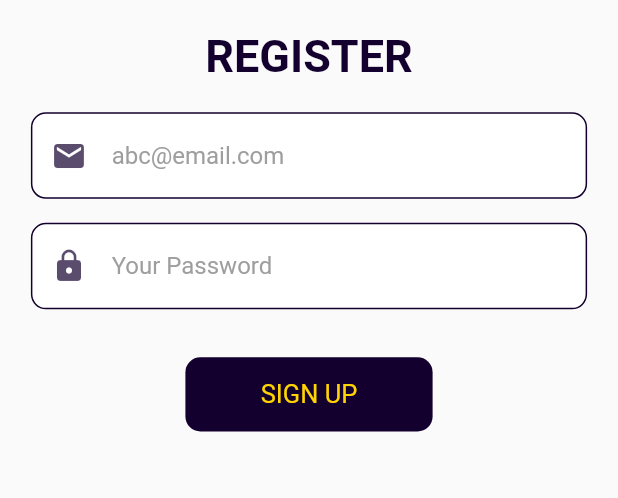
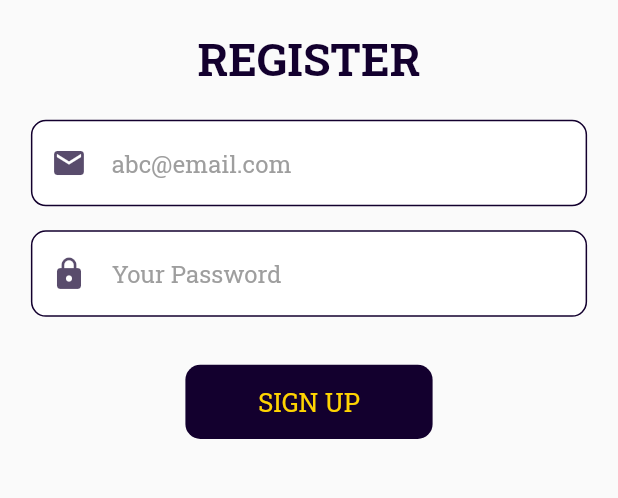
Before and after one commit to tanvir921/ToDo, a Flutter app: the screen it shows after launch, after a tap on "Create new account", on a phone screen of 412 x 824 dp, the part 455-953 px from its top. Run offline on Flutter 3.47's test engine with Material 2 defaults, Android fonts, the phone set to English and light mode, and no system bars; our stand-ins replace cloud_firestore, easy_splash_screen, firebase_auth, firebase_core, google_fonts, html_unescape and 1 more; missing offline and left inert: appbar_animated, flutter_stripe; accounts and stored records are empty.

Commit message:
added splash screem

```diff
--- a/lib/main.dart
+++ b/lib/main.dart
@@ -5,7 +5,9 @@ import 'package:provider/provider.dart';
 import 'package:firebase_auth/firebase_auth.dart';
 import 'package:todo_assignment/screens/auth/sign_in.dart';
 import 'package:todo_assignment/screens/home/home.dart';
+import 'package:todo_assignment/screens/splash/splash_screen.dart';
 import 'provider/auth_provider.dart';
+import 'package:google_fonts/google_fonts.dart';
 
 void main() async {
   WidgetsFlutterBinding.ensureInitialized();
@@ -30,38 +32,10 @@ class MyApp extends StatelessWidget {
       //theming
       theme: ThemeData(
         primaryColor: Color.fromARGB(255, 19, 0, 46),
-
+        textTheme: GoogleFonts.robotoSlabTextTheme(),
         //primarySwatch: Colors.blue,
       ),
-      home: AuthenticationWrapper(),
+      home: SplashPage(),
     );
   }
 }
-
-class AuthenticationWrapper extends StatelessWidget {
-  const AuthenticationWrapper({super.key});
-
-  @override
-  Widget build(BuildContext context) {
-    final authProvider = Provider.of<AuthProvider>(context);
-    return StreamBuilder<User?>(
-      stream: authProvider.firebaseAuth.authStateChanges(),
-      builder: (context, snapshot) {
-        if (snapshot.connectionState == ConnectionState.waiting) {
-          return Scaffold(
-            body: Center(child: CircularProgressIndicator()),
-          );
-        } else {
-          if (snapshot.hasData && snapshot.data != null) {
-            return ChangeNotifierProvider.value(
-              value: authProvider,
-              child: HomePage(),
-            );
-          } else {
-            return SignInPage();
-          }
-        }
-      },
-    );
-  }
-}
--- /dev/null
+++ b/lib/screens/home/auth_wrapper.dart
@@ -0,0 +1,34 @@
+import 'package:firebase_auth/firebase_auth.dart';
+import 'package:flutter/material.dart';
+import 'package:provider/provider.dart';
+import 'package:todo_assignment/provider/auth_provider.dart';
+import 'package:todo_assignment/screens/auth/sign_in.dart';
+import 'package:todo_assignment/screens/home/home.dart';
+
+class AuthenticationWrapper extends StatelessWidget {
+  const AuthenticationWrapper({super.key});
+
+  @override
+  Widget build(BuildContext context) {
+    final authProvider = Provider.of<AuthProvider>(context);
+    return StreamBuilder<User?>(
+      stream: authProvider.firebaseAuth.authStateChanges(),
+      builder: (context, snapshot) {
+        if (snapshot.connectionState == ConnectionState.waiting) {
+          return Scaffold(
+            body: Center(child: CircularProgressIndicator()),
+          );
+        } else {
+          if (snapshot.hasData && snapshot.data != null) {
+            return ChangeNotifierProvider.value(
+              value: authProvider,
+              child: HomePage(),
+            );
+          } else {
+            return SignInPage();
+          }
+        }
+      },
+    );
+  }
+}
--- /dev/null
+++ b/lib/screens/splash/splash_screen.dart
@@ -0,0 +1,26 @@
+import 'package:easy_splash_screen/easy_splash_screen.dart';
+import 'package:todo_assignment/screens/home/auth_wrapper.dart';
+import 'package:flutter/material.dart';
+
+class SplashPage extends StatefulWidget {
+  SplashPage({Key? key}) : super(key: key);
+
+  @override
+  _SplashPageState createState() => _SplashPageState();
+}
+
+class _SplashPageState extends State<SplashPage> {
+  @override
+  Widget build(BuildContext context) {
+    return EasySplashScreen(
+      logo: Image.asset(
+        'assets/images/logo.png',
+      ),
+      logoWidth: 100,
+      backgroundColor: Colors.white,
+      showLoader: true,
+      navigator: AuthenticationWrapper(),
+      durationInSeconds: 3,
+    );
+  }
+}
--- a/pubspec.yaml
+++ b/pubspec.yaml
@@ -50,6 +50,7 @@ dependencies:
   webview_flutter: ^4.2.0
   connectivity: ^3.0.6
   google_fonts: ^4.0.4
+  easy_splash_screen: ^1.0.4
 
 
 dev_dependencies:
```
Also changed, not shown: assets/images/loading.gif (added), pubspec.lock.
